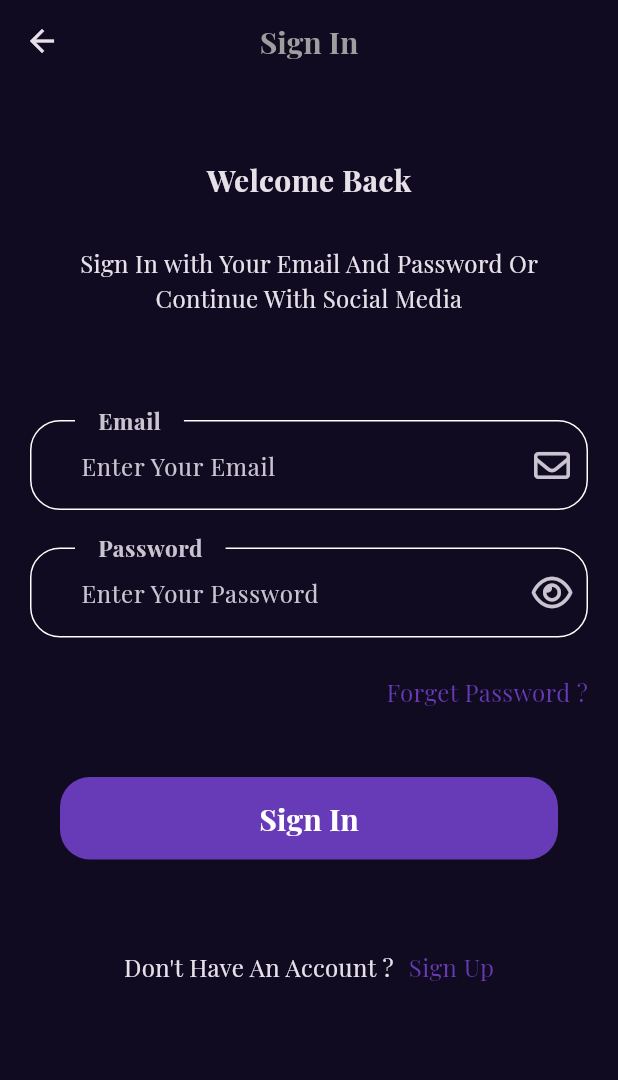
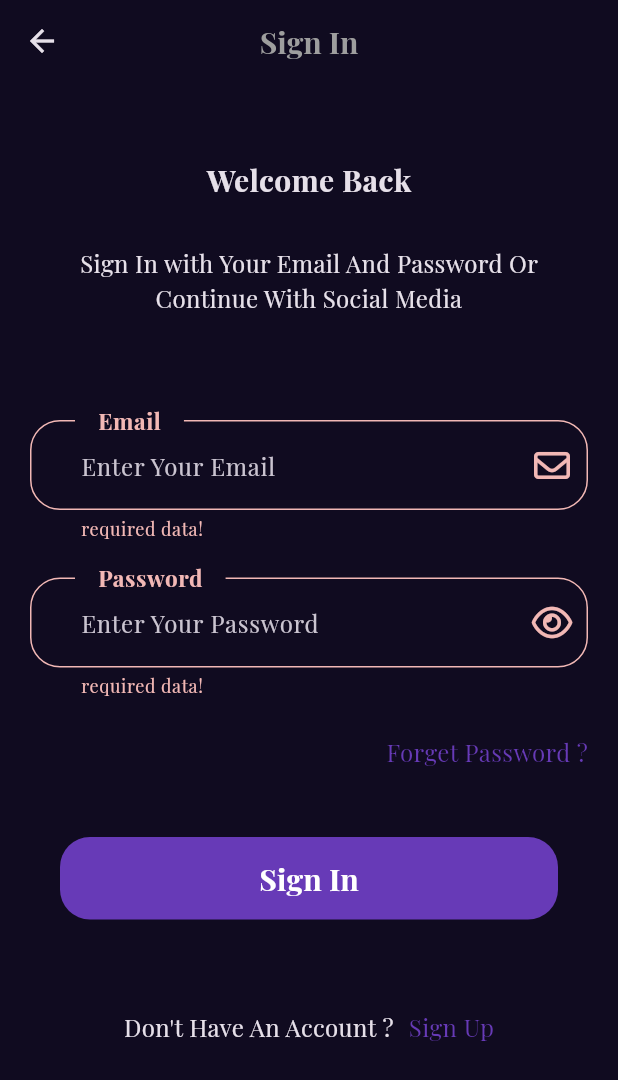
Before and after one commit to A7mad3lwan/e-commerce, a Flutter app: the LoginView screen opened by its route, after a tap on "Sign In", on a phone screen of 412 x 824 dp. Shown: the top 1080 px of the screen. Run offline on Flutter 3.47's test engine with Material 3 defaults, Android fonts, the phone set to English and light mode, and no system bars; our stand-ins replace font_awesome_flutter, get, shared_preferences; accounts and stored records are empty; project files that could hold a hidden picture were left out.

Commit message:
create app validator

```diff
--- a/lib/core/controller/auth/login_controller.dart
+++ b/lib/core/controller/auth/login_controller.dart
@@ -1,3 +1,4 @@
+import 'package:flutter/foundation.dart';
 import 'package:flutter/material.dart';
 import 'package:font_awesome_flutter/font_awesome_flutter.dart';
 import 'package:get/get.dart';
@@ -38,7 +39,18 @@ class LoginControllerImpl extends LoginController {
   }
 
   @override
-  login() {}
+  login() {
+    var formData = formKey.currentState;
+    if (formData!.validate()) {
+      if (kDebugMode) {
+        print('valid data!');
+      }
+    } else {
+      if (kDebugMode) {
+        print('not valid data!');
+      }
+    }
+  }
 
   @override
   toSignup() {}
--- /dev/null
+++ b/lib/core/functions/validator.dart
@@ -0,0 +1,33 @@
+import 'package:get/get.dart';
+
+appValidator(String val, String type, int min, int max) {
+  if (val.isEmpty) {
+    return 'required data!';
+  }
+
+  if (type == 'username') {
+    if (!GetUtils.isUsername(val)) {
+      return 'enter valid username';
+    }
+  }
+
+  if (type == 'phone') {
+    if (!GetUtils.isPhoneNumber(val)) {
+      return 'enter valid phone number!';
+    }
+  }
+
+  if (type == 'email') {
+    if (!GetUtils.isEmail(val)) {
+      return 'enter valid email!';
+    }
+  }
+
+  if (val.length > max) {
+    return 'data should be less than $max digits!';
+  }
+
+  if (val.length < min) {
+    return 'data should be more than $min digits!';
+  }
+}
--- a/lib/view/screens/auth/login_view_body.dart
+++ b/lib/view/screens/auth/login_view_body.dart
@@ -1,5 +1,6 @@
 import 'package:e_commerce/core/constants/custom_form_field.dart';
 import 'package:e_commerce/core/controller/auth/login_controller.dart';
+import 'package:e_commerce/core/functions/validator.dart';
 import 'package:flutter/material.dart';
 import 'package:font_awesome_flutter/font_awesome_flutter.dart';
 import 'package:get/get.dart';
@@ -23,6 +24,9 @@ class LoginViewBody extends StatelessWidget {
             children: [
               const LoginHeader(),
               CustomFormField(
+                validator: (val) {
+                  return appValidator(val!, 'email', 10, 100);
+                },
                 controller: controller.email,
                 labelText: '14'.tr,
                 hintText: '15'.tr,
@@ -32,6 +36,9 @@ class LoginViewBody extends StatelessWidget {
                 builder: (controller) => CustomFormField(
                   onIconTap: () {
                     controller.showPassword();
+                  },
+                  validator: (val) {
+                    return appValidator(val!, 'password', 8, 100);
                   },
                   controller: controller.password,
                   obscureText: controller.obscureText,
```
